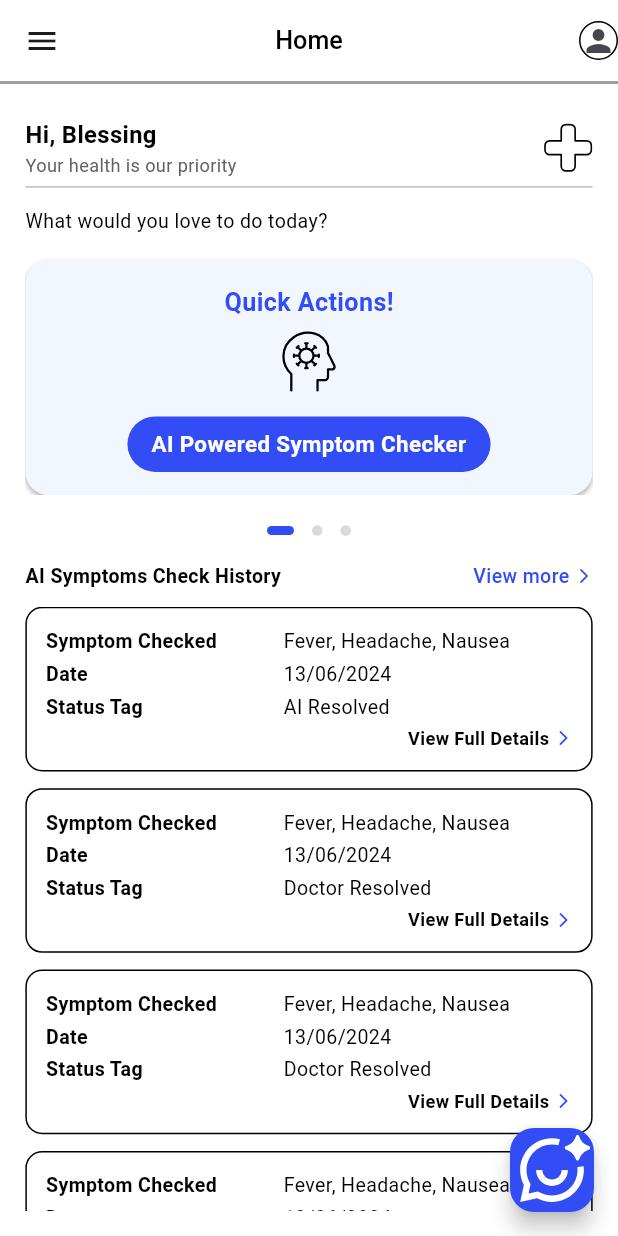
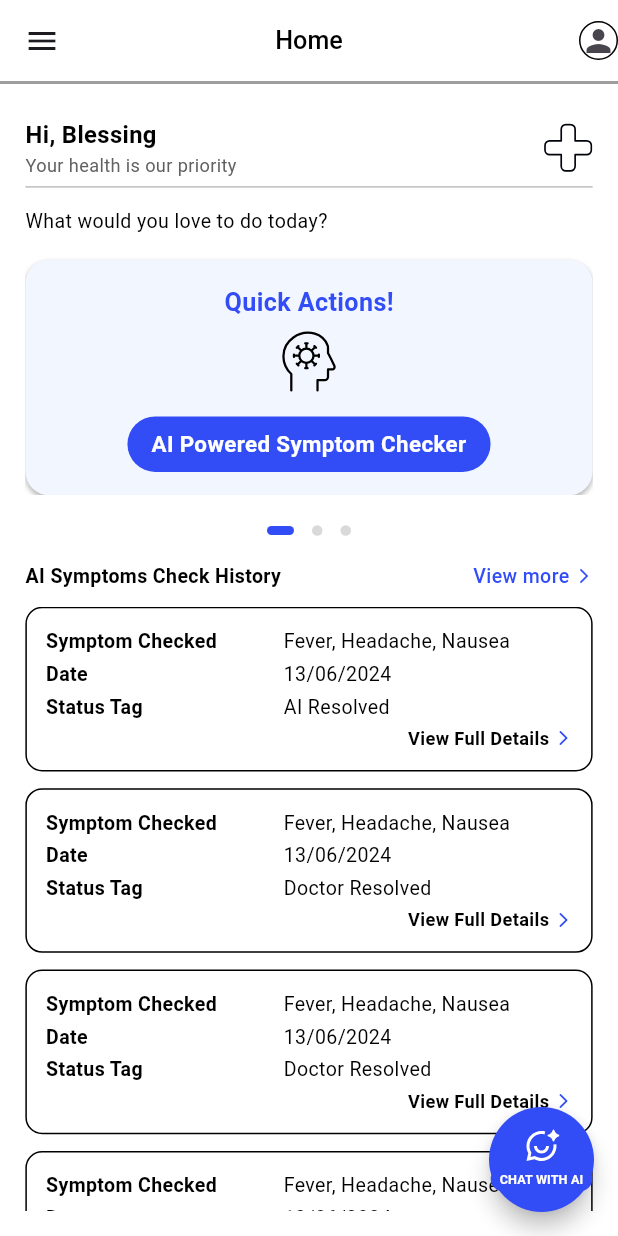
Before and after one commit to Dejito/NaijaMedAssistant, a Flutter app: the Dashboard screen opened by its route, on a phone screen of 412 x 824 dp. Run offline on Flutter 3.47's test engine with Material 3 defaults, Android fonts, the phone set to English and light mode, and no system bars; drawn by our look-alikes of dots_indicator; our stand-ins replace flutter_screenutil, flutter_svg, fluttertoast, go_router, google_fonts, pin_code_text_field.

Commit message:
implemented fab

```diff
--- a/lib/presentation/views/app_page/app_page.dart
+++ b/lib/presentation/views/app_page/app_page.dart
@@ -3,7 +3,7 @@ import 'package:flutter_svg/flutter_svg.dart';
 import 'package:naija_med_assistant/presentation/views/chat/chat.dart';
 import 'package:naija_med_assistant/presentation/views/profile/profile.dart';
 
-import '../dashboard/dashboard.dart';
+import '../dashboard/screens/dashboard.dart';
 
 
 class ApplicationPage extends StatefulWidget {
--- /dev/null
+++ b/lib/presentation/views/dashboard/screens/ai_symptom_checker.dart
@@ -0,0 +1,10 @@
+import 'package:flutter/material.dart';
+
+class AiSymptomChecker extends StatelessWidget {
+  const AiSymptomChecker({super.key});
+
+  @override
+  Widget build(BuildContext context) {
+    return const Placeholder();
+  }
+}
--- a/lib/presentation/views/dashboard/dashboard.dart
+++ b/lib/presentation/views/dashboard/screens/dashboard.dart
@@ -5,9 +5,9 @@ import 'package:naija_med_assistant/core/constant/app_assets.dart';
 import 'package:naija_med_assistant/presentation/views/dashboard/widgets/main_drawer.dart';
 import 'package:naija_med_assistant/presentation/views/dashboard/widgets/symptom_check_listview.dart';
 
-import '../../../core/constant/app_colors.dart';
-import '../widgets/titleText.dart';
-import 'widgets/dashboard_widgets.dart';
+import '../../../../core/constant/app_colors.dart';
+import '../../widgets/titleText.dart';
+import '../widgets/dashboard_widgets.dart';
 
 class Dashboard extends StatefulWidget {
   static const route = '/dashboard';
@@ -87,10 +87,37 @@ class _DashboardState extends State<Dashboard> {
           ],
         ),
       ),
-      floatingActionButton: FloatingActionButton(
-        backgroundColor: AppColors.primaryColor,
-        onPressed: () {  },
-        child: SvgPicture.asset(AppIcons.logoWhite,),
+      floatingActionButton: SizedBox(
+        height: 70,
+        width: 70,
+        child: FloatingActionButton(
+          backgroundColor: AppColors.primaryColor,
+          onPressed: () {},
+          shape: RoundedRectangleBorder(
+            borderRadius: BorderRadius.circular(40), // Make it circular again
+          ),
+          child: Column(
+            mainAxisAlignment: MainAxisAlignment.center,
+            children: [
+              SvgPicture.asset(AppIcons.logoWhite, height: 24, width: 24),
+              const SizedBox(height: 2),
+              Container(
+                padding: const EdgeInsets.symmetric(vertical: 2, horizontal: 6),
+                decoration: BoxDecoration(
+                  color: AppColors.primaryColor,
+                  borderRadius: BorderRadius.circular(12),
+                ),
+                child: titleText(
+                  'CHAT WITH AI',
+                  fontSize: 9,
+                  color: Colors.white,
+                  fontWeight: FontWeight.bold,
+                  textAlign: TextAlign.center,
+                ),
+              ),
+            ],
+          ),
+        ),
       ),
       floatingActionButtonLocation: FloatingActionButtonLocation.endFloat,
     );
--- a/lib/router/route.dart
+++ b/lib/router/route.dart
@@ -4,7 +4,7 @@ import 'package:naija_med_assistant/presentation/views/auth/login/login_screen.d
 import 'package:naija_med_assistant/presentation/views/auth/sign_up/profile_setup.dart';
 import 'package:naija_med_assistant/presentation/views/auth/sign_up/sign_up.dart';
 import 'package:naija_med_assistant/presentation/views/auth/sign_up/verify_email.dart';
-import 'package:naija_med_assistant/presentation/views/dashboard/dashboard.dart';
+import 'package:naija_med_assistant/presentation/views/dashboard/screens/dashboard.dart';
 
 class AppRoutes {
   static const initial = LoginScreen.route;
```
